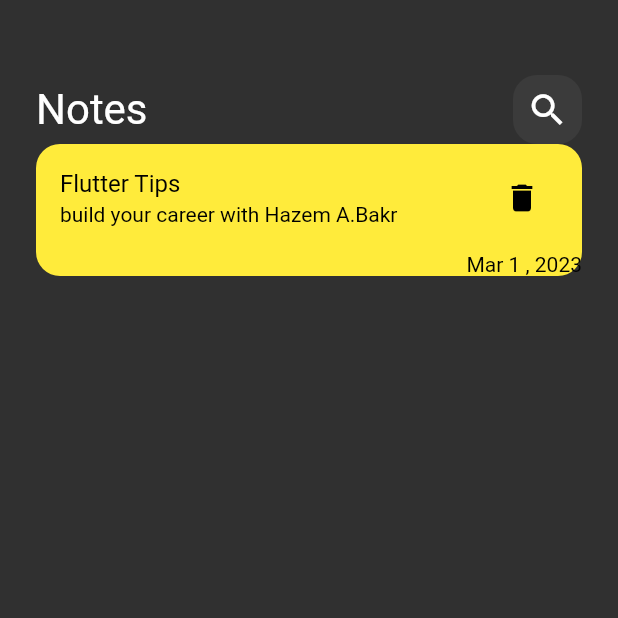
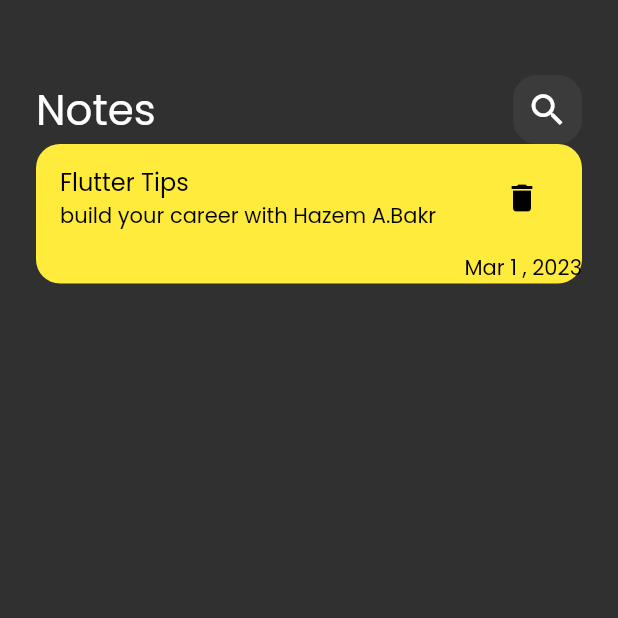
Before and after one commit to Hazem12Bakr/first_flutter_project, a Flutter app: the screen it shows after launch, on a phone screen of 412 x 824 dp, the top half of it. Run offline on Flutter 3.47's test engine with Material 2 defaults, Android fonts, the phone set to English and light mode, and no system bars.

Commit message:
adding fontfamily Poppins to the main theme

```diff
--- a/lib/main.dart
+++ b/lib/main.dart
@@ -13,7 +13,7 @@ class NotesApp extends StatelessWidget {
   @override
   Widget build(BuildContext context) {
     return MaterialApp(
-      theme: ThemeData(brightness: Brightness.dark),
+      theme: ThemeData(brightness: Brightness.dark, fontFamily: 'Poppins'),
       home: const NotesView(),
     );
   }
```
